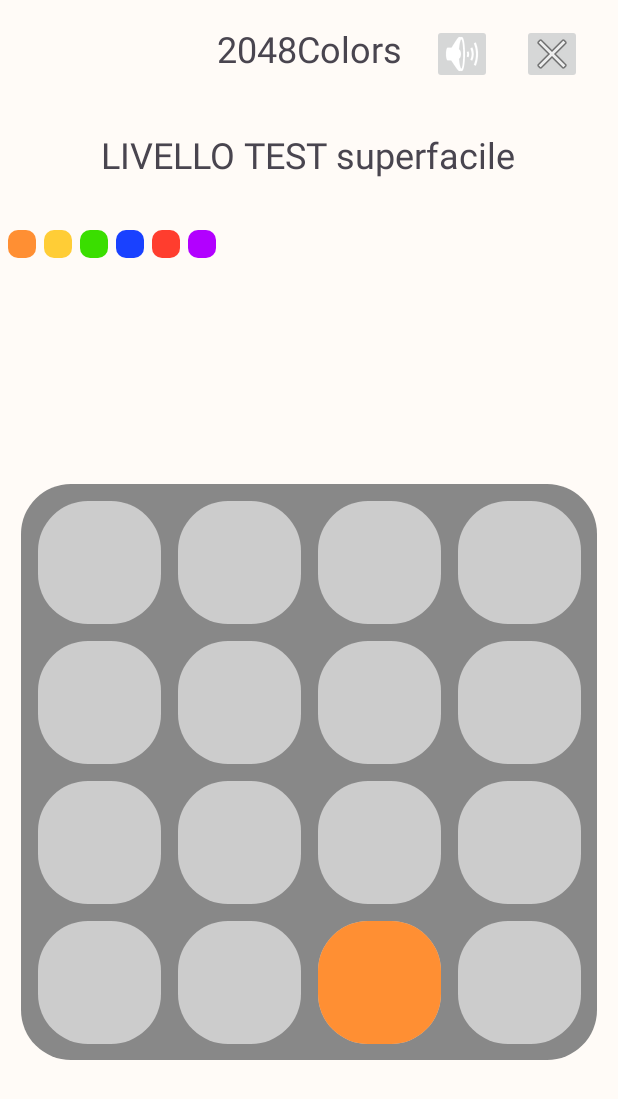
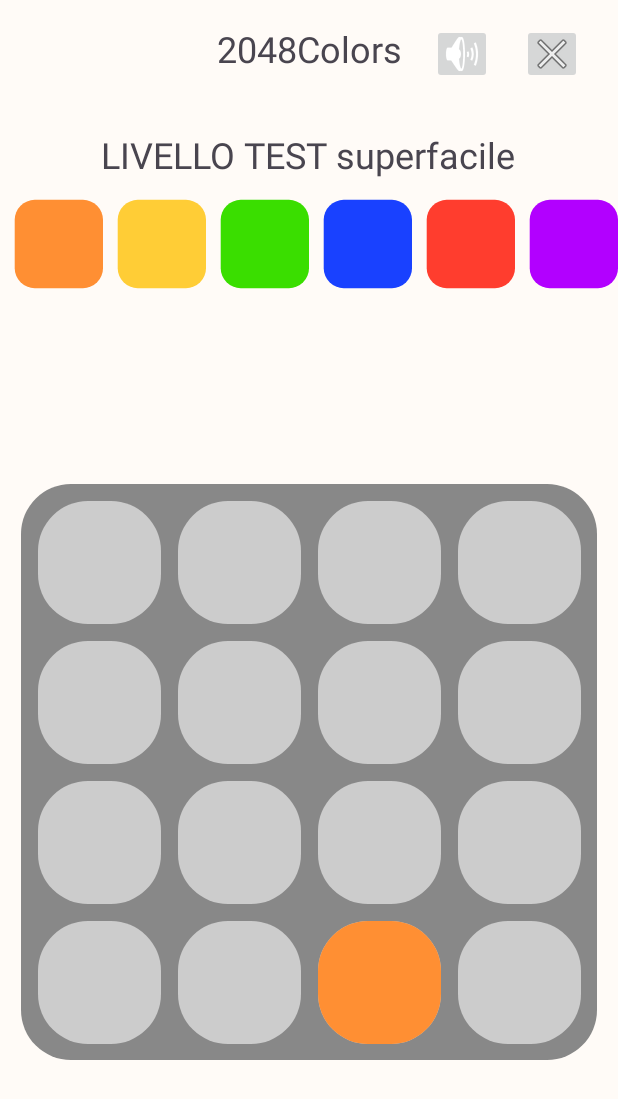
Before and after one commit to Fede-o/2048Colors, an Android app: the GameActivity screen opened directly, with no data from a screen before it, on a phone screen of 412 x 824 dp. Shown: the top 1099 px of the screen. Run offline under Robolectric (Android 15) with nearby library versions, the phone set to English and light mode, and no system bars; Roboto replaces fonts that are not available here.

Commit message:
implementazione palette colori dinamica da xml (corretti margini elem)

```diff
--- a/app/src/main/java/fo/pigdm/colors2048/view/colorPaletteView.java
+++ b/app/src/main/java/fo/pigdm/colors2048/view/colorPaletteView.java
@@ -22,8 +22,8 @@
     int currentLevel;
     int[] colorPalette;
     int numColors;
-    int boxSize;
-    int boxMargin;
+    float boxSize;
+    float boxMargin;
     float paletteStartingX;
     float paletteStartingY;
     float paletteEndingX;
@@ -55,16 +55,17 @@
 
     private void setElementsDimensions(int width, int height) {
 
+        boxSize = ((float)width / (float)numColors);
         boxMargin = boxSize / 7;
-        boxSize = width / (numColors + (boxMargin * 2));
+        boxSize = boxSize - (boxMargin);
 
-        int paletteMiddleX = (width / 2);
-        int paletteMiddleY = (height / 2);
+        float paletteMiddleX = ((float)width / 2);
+        float paletteMiddleY = ((float)height / 2);
 
-        paletteStartingX = (float)boxMargin;
-        paletteStartingY = (float) (paletteMiddleY - (boxSize / 2));
-        paletteEndingX = (float) (width - boxMargin);
-        paletteEndingY = (float) (paletteMiddleY + (boxSize / 2));
+        paletteStartingX = boxMargin;
+        paletteStartingY = (paletteMiddleY - (boxSize / 2));
+        paletteEndingX = (width - boxMargin);
+        paletteEndingY = (paletteMiddleY + (boxSize / 2));
 
     }
 
@@ -79,13 +80,13 @@
     private void drawPalette(Canvas canvas) {
 
         for(int i = 0; i < numColors; i++) {
-            int boxStartX = (int) paletteStartingX + ((boxSize + boxMargin) * (i));
-            int boxEndX = boxStartX + boxSize;
-            int boxStartY = (int) paletteStartingY;
-            int boxEndY = (int) paletteEndingY;
+            float boxStartX = paletteStartingX + ((boxSize + boxMargin) * i);
+            float boxEndX = boxStartX + boxSize;
+            float boxStartY = paletteStartingY;
+            float boxEndY = paletteEndingY;
 
             paint.setColor(colorPalette[i]);
-            canvas.drawRoundRect((float) boxStartX, (float) boxStartY, (float) boxEndX, (float) boxEndY, (float) 10, (float) 10, paint);
+            canvas.drawRoundRect(boxStartX, boxStartY, boxEndX, boxEndY, (float) 20, (float) 20, paint);
         }
     }
     public int[] getColorPalette() {
```
